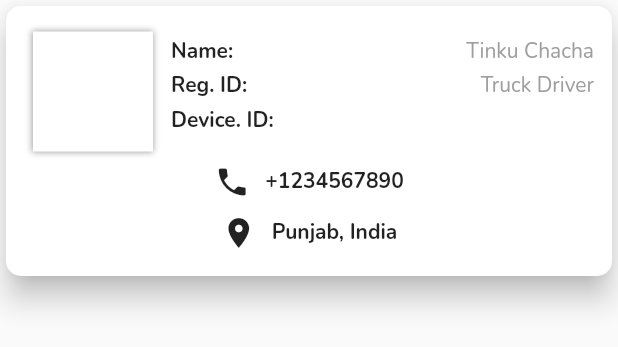
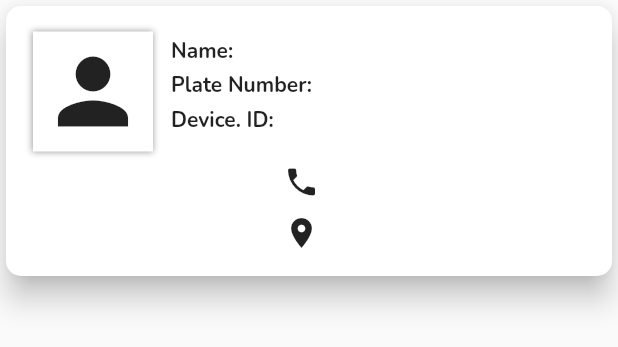
Before and after one commit to rudranshsinghmahra/SmartBinSense, a Flutter app: what truckDriverCustomCard() shows on an empty page, opened directly with empty values, on a phone screen of 412 x 824 dp. Shown: the top 347 px of the screen. Run offline on Flutter 3.47's test engine with Material 3 defaults, Android fonts, the phone set to English and light mode, and no system bars; our stand-ins replace cloud_firestore, firebase_auth, firebase_core, firebase_database, firebase_storage, fluttertoast and 8 more; missing offline and left inert: flutter_facebook_auth; accounts and stored records are empty.

Commit message:
packages updated and code modified

```diff
--- a/lib/views/bins_around_you.dart
+++ b/lib/views/bins_around_you.dart
@@ -106,6 +106,7 @@ class _BinsAroundYouState extends State<BinsAroundYou> {
             Expanded(
               child: GoogleMap(
                 myLocationEnabled: true,
+                mapType: MapType.satellite,
                 myLocationButtonEnabled: true,
                 initialCameraPosition:
                     CameraPosition(target: initialPosition, zoom: 15),
--- a/lib/views/complaints_screen.dart
+++ b/lib/views/complaints_screen.dart
@@ -1,5 +1,4 @@
 import 'package:cloud_firestore/cloud_firestore.dart';
-import 'package:firebase_database/firebase_database.dart';
 import 'package:flutter/material.dart';
 import 'package:google_fonts/google_fonts.dart';
 import 'package:smart_bin_sense/widgets/appbar/customAppbarOnlyTitle.dart';
--- a/lib/views/helpline_screen.dart
+++ b/lib/views/helpline_screen.dart
@@ -1,7 +1,6 @@
 import 'package:cloud_firestore/cloud_firestore.dart';
 import 'package:flutter/foundation.dart';
 import 'package:flutter/material.dart';
-import 'package:fluttertoast/fluttertoast.dart';
 import 'package:google_fonts/google_fonts.dart';
 import 'package:smart_bin_sense/colors.dart';
 import 'package:smart_bin_sense/constants.dart';
--- a/lib/views/home_screen.dart
+++ b/lib/views/home_screen.dart
@@ -1,4 +1,3 @@
-import 'package:flutter/foundation.dart';
 import 'package:flutter/material.dart';
 import 'package:google_fonts/google_fonts.dart';
 import 'package:smart_bin_sense/chooseAndTrackTruck.dart';
--- a/lib/views/log_in_screen.dart
+++ b/lib/views/log_in_screen.dart
@@ -3,7 +3,6 @@ import 'package:font_awesome_flutter/font_awesome_flutter.dart';
 import 'package:google_fonts/google_fonts.dart';
 import 'package:smart_bin_sense/colors.dart';
 import 'package:smart_bin_sense/services/firebase_services.dart';
-import 'package:smart_bin_sense/views/otp_verify_screen.dart';
 
 import 'onboarding_screen.dart';
 
--- a/lib/views/maps_receiver.dart
+++ b/lib/views/maps_receiver.dart
@@ -112,6 +112,7 @@ class MapsReceiverState extends State<MapsReceiver> {
               width: double.infinity,
               height: 350.0,
               child: GoogleMap(
+                mapType: MapType.satellite,
                 markers: markers,
                 initialCameraPosition: CameraPosition(
                     target: LatLng(currentLatitude, currentLongitude),
--- a/lib/views/onboarding_screen.dart
+++ b/lib/views/onboarding_screen.dart
@@ -3,7 +3,6 @@ import 'package:google_fonts/google_fonts.dart';
 import 'package:introduction_screen/introduction_screen.dart';
 import 'package:smart_bin_sense/colors.dart';
 import 'package:smart_bin_sense/views/home_screen.dart';
-import 'package:smart_bin_sense/views/splash_screen.dart';
 
 class OnBoardingScreenOne extends StatefulWidget {
   const OnBoardingScreenOne({super.key});
--- a/lib/views/otp_verify_screen.dart
+++ b/lib/views/otp_verify_screen.dart
@@ -86,10 +86,8 @@ class _OtpVerifyScreenState extends State<OtpVerifyScreen> {
                 keyboardType: TextInputType.number,
                 onCompleted: (v) async {
                   debugPrint("Completed");
-
                   //To prevent build_context warning
                   Completer<void> completer = Completer<void>();
-
                   try {
                     PhoneAuthCredential phoneAuthCredential =
                         PhoneAuthProvider.credential(
--- a/lib/widgets/helpline/customHelplineCardOne.dart
+++ b/lib/widgets/helpline/customHelplineCardOne.dart
@@ -1,6 +1,5 @@
 import 'package:flutter/material.dart';
 import 'package:google_fonts/google_fonts.dart';
-import 'package:smart_bin_sense/constants.dart';
 import 'package:smart_bin_sense/services/firebase_services.dart';
 
 FirebaseServices firebaseServices = FirebaseServices();
--- a/lib/widgets/home/custom_home_card.dart
+++ b/lib/widgets/home/custom_home_card.dart
@@ -14,7 +14,7 @@ Widget customHomeCard(
       shadowColor: primary.shade600,
       child: Column(
         children: [
-          SizedBox(height: 140, width: 140, child: Image.asset(image)),
+          SizedBox(height: 120, width: 120, child: Image.asset(image)),
           Text(
             title,
             style: GoogleFonts.roboto(
--- a/lib/widgets/truck_driver/truckDriverCustomCard.dart
+++ b/lib/widgets/truck_driver/truckDriverCustomCard.dart
@@ -1,7 +1,15 @@
 import 'package:flutter/material.dart';
 import 'package:google_fonts/google_fonts.dart';
 
-Widget truckDriverCustomCard(BuildContext context, String deviceId) {
+Widget truckDriverCustomCard({
+  required BuildContext context,
+  required String deviceId,
+  required String name,
+  required String plateNumber,
+  required String phoneNumber,
+  required String homeAddress,
+  required String imageUrl,
+}) {
   return Card(
     elevation: 8,
     shape: RoundedRectangleBorder(
@@ -33,6 +41,15 @@ Widget truckDriverCustomCard(BuildContext context, String deviceId) {
                             offset: Offset(-0.2, 0.2),
                             blurRadius: 3)
                       ]),
+                  child: imageUrl == ""
+                      ? const Icon(
+                          Icons.person,
+                          size: 70,
+                        )
+                      : Image.network(
+                          imageUrl.toString(),
+                          fit: BoxFit.fill,
+                        ),
                 ),
               ),
               Expanded(
@@ -56,7 +73,7 @@ Widget truckDriverCustomCard(BuildContext context, String deviceId) {
                                   fontWeight: FontWeight.bold),
                             ),
                             Text(
-                              'Tinku Chacha',
+                              name,
                               style: GoogleFonts.nunito(
                                 fontWeight: FontWeight.normal,
                                 color: Colors.grey,
@@ -70,11 +87,11 @@ Widget truckDriverCustomCard(BuildContext context, String deviceId) {
                         child: Row(
                           mainAxisAlignment: MainAxisAlignment.spaceBetween,
                           children: [
-                            Text('Reg. ID:',
+                            Text('Plate Number:',
                                 style: GoogleFonts.nunito(
                                     fontWeight: FontWeight.bold)),
                             Text(
-                              'Truck Driver',
+                              plateNumber,
                               style: GoogleFonts.nunito(
                                 fontWeight: FontWeight.normal,
                                 color: Colors.grey,
@@ -109,7 +126,7 @@ Widget truckDriverCustomCard(BuildContext context, String deviceId) {
             children: <Widget>[
               const Icon(Icons.phone),
               const SizedBox(width: 10),
-              Text('+1234567890',
+              Text(phoneNumber,
                   style: GoogleFonts.nunito(fontWeight: FontWeight.bold)),
             ],
           ),
@@ -119,7 +136,7 @@ Widget truckDriverCustomCard(BuildContext context, String deviceId) {
             children: <Widget>[
               const Icon(Icons.location_on),
               const SizedBox(width: 10),
-              Text('Punjab, India',
+              Text(homeAddress,
                   style: GoogleFonts.nunito(fontWeight: FontWeight.bold)),
             ],
           ),
```
Also changed, not shown: lib/chooseAndTrackTruck.dart (+49 -7 lines), lib/services/firebase_services.dart (+8 -4 lines), pubspec.yaml (+8 -8 lines), pubspec.lock, 3 other files.
